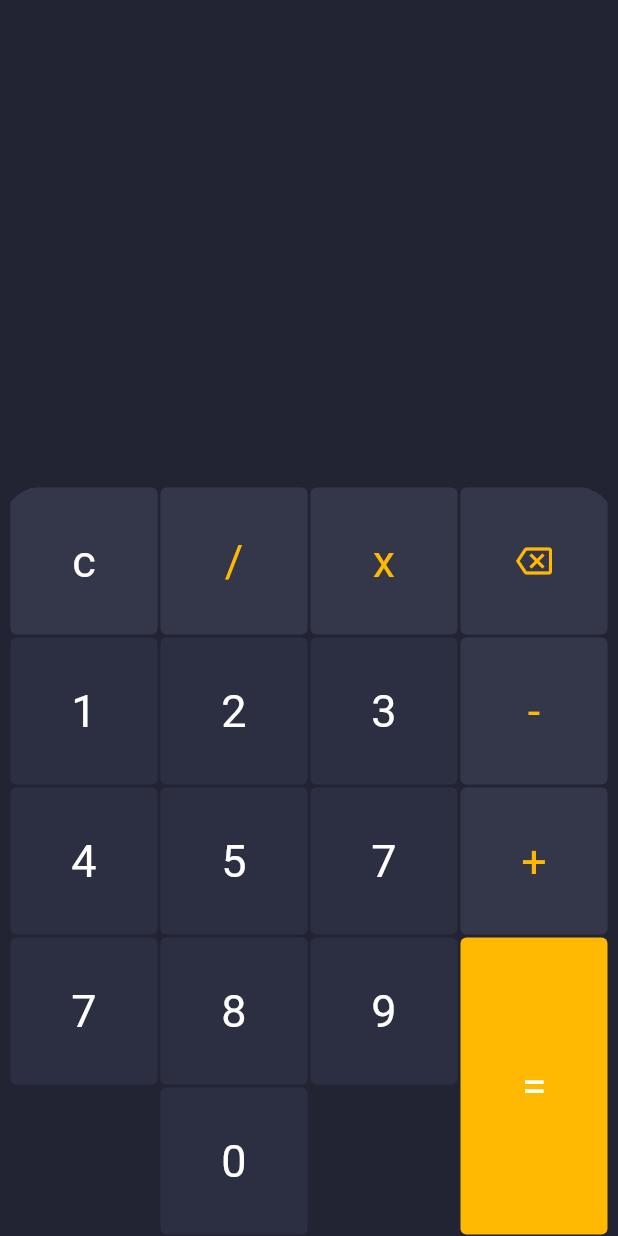
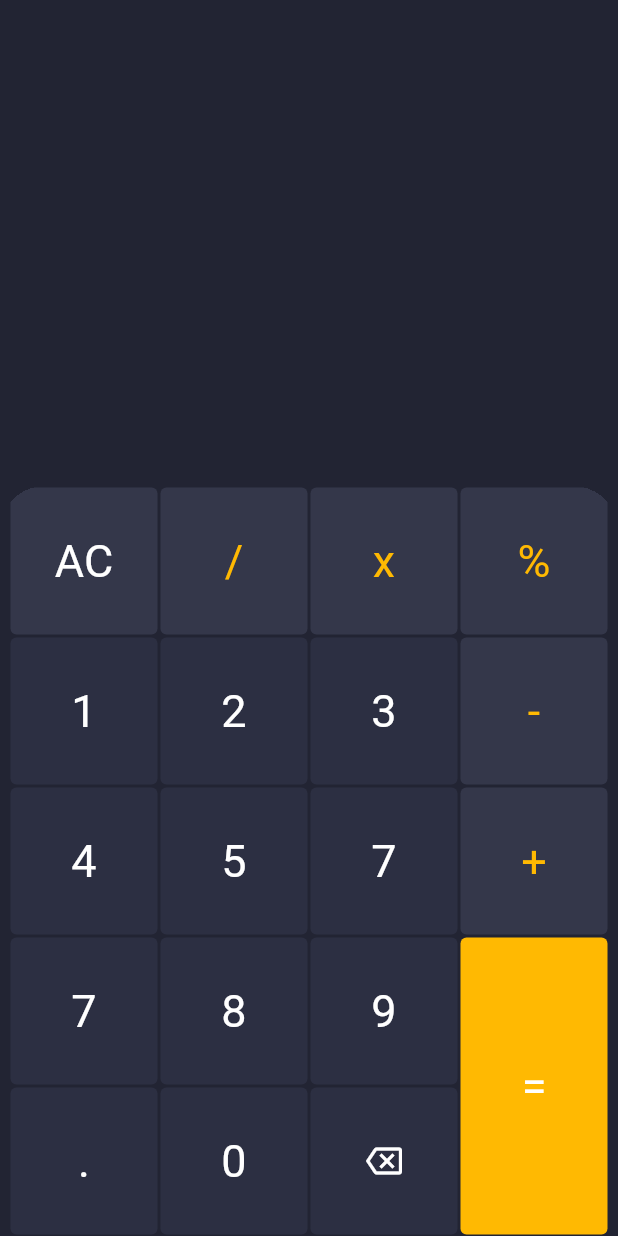
Before and after one commit to deadman327/flutter_calculator_provider, a Flutter app: the screen it shows after launch, on a phone screen of 412 x 824 dp. Run offline on Flutter 3.47's test engine with Material 2 defaults, Android fonts, the phone set to English and light mode, and no system bars; our stand-ins replace math_expressions.

```diff
--- a/lib/components/keyboard.dart
+++ b/lib/components/keyboard.dart
@@ -9,6 +9,7 @@ class Keyboard extends StatelessWidget {
   @override
   Widget build(BuildContext context) {
     final primaryColor = Theme.of(context).primaryColor;
+    final background = Theme.of(context).backgroundColor;
 
     return Row(
       mainAxisAlignment: MainAxisAlignment.center,
@@ -16,10 +17,11 @@ class Keyboard extends StatelessWidget {
       children: [
         Column(
           children: [
-            ActionButton(text: 'c'),
+            ActionButton(text: 'AC'),
             NumberButton('1'),
             NumberButton('4'),
             NumberButton('7'),
+            ActionButton(text: '.', background: const Color(0xff2c2f42)),
           ],
         ),
         Column(
@@ -43,13 +45,17 @@ class Keyboard extends StatelessWidget {
             NumberButton('3'),
             NumberButton('7'),
             NumberButton('9'),
+            ActionButton(
+              text: 'del',
+              icon: Icons.backspace_outlined,
+              background: const Color(0xff2c2f42),
+            ),
           ],
         ),
         Column(
           children: [
             ActionButton(
-              text: 'del',
-              icon: Icons.backspace_outlined,
+              text: '%',
               color: primaryColor,
             ),
             ActionButton(
```
Also changed, not shown: lib/data_provider.dart (+10 -2 lines).
